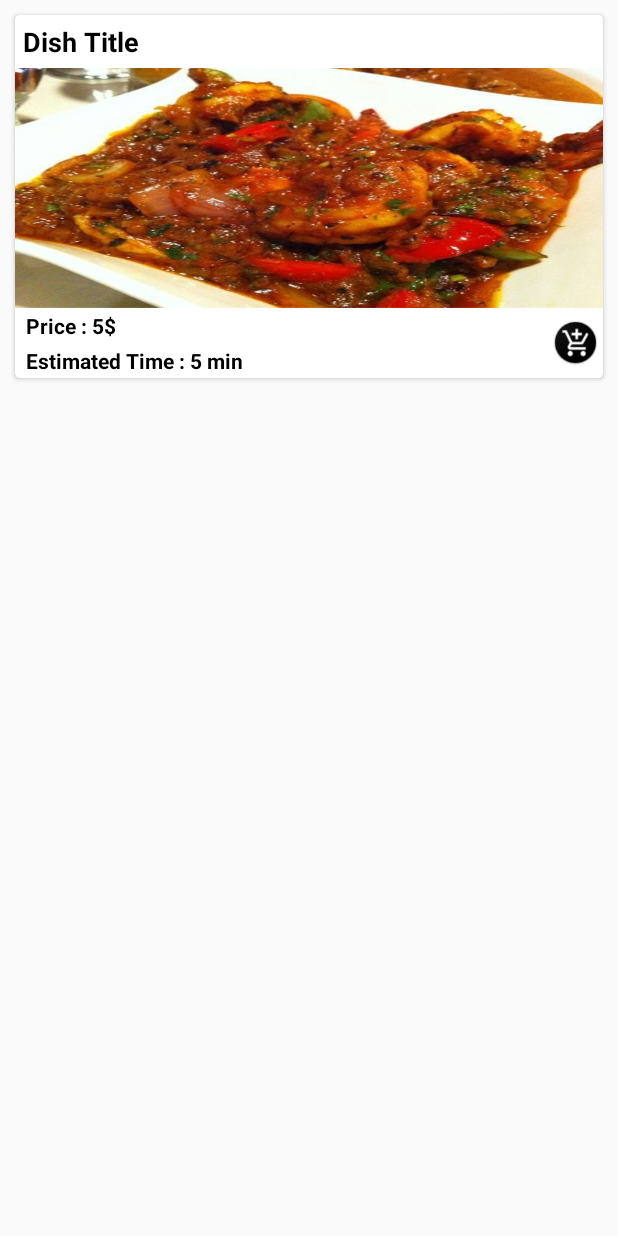
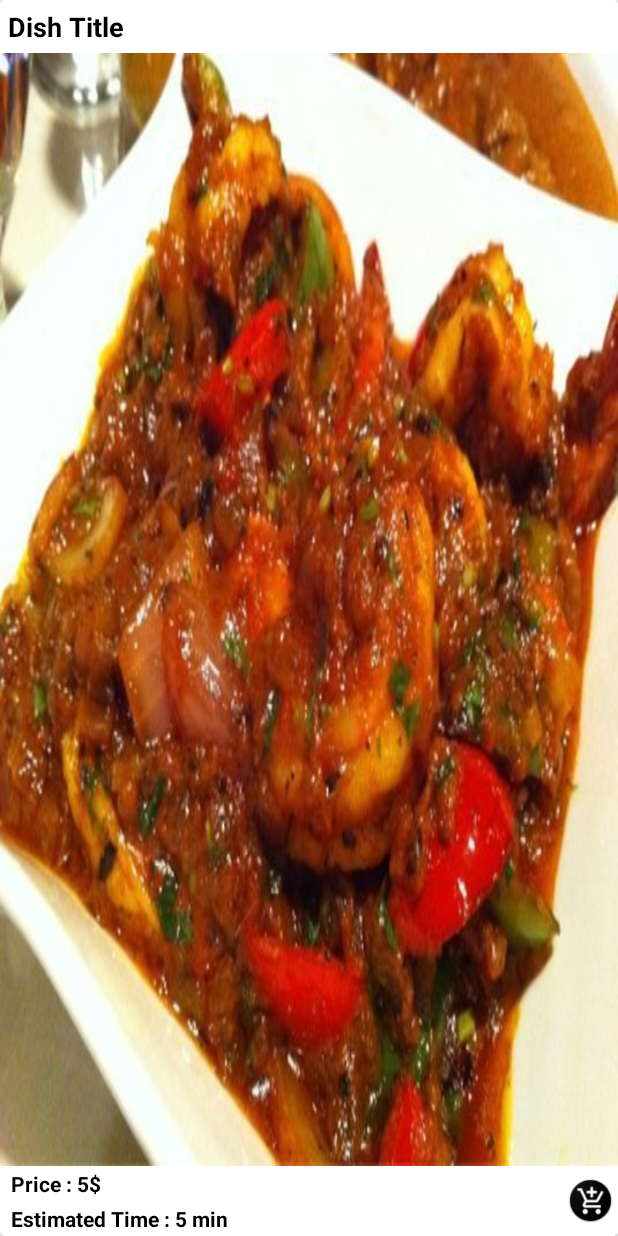
Before and after one commit to srinivasumuvva/Testing, an Android app: the layout menu_display_layout.xml on its own in the app's theme, with its tools: preview values and no code run, on a phone screen of 412 x 824 dp. Run offline under Robolectric (Android 15) with nearby library versions, the phone set to English and light mode, and no system bars.

```diff
--- a/app/build.gradle
+++ b/app/build.gradle
@@ -30,4 +30,6 @@ dependencies {
     compile 'com.android.support:recyclerview-v7:24.2.1'
     compile 'com.android.support:cardview-v7:24.2.+'
     testCompile 'junit:junit:4.12'
+    compile project (':core')
+    compile project (':layouts')
 }
--- a/app/src/main/res/layout/menu_display_layout.xml
+++ b/app/src/main/res/layout/menu_display_layout.xml
@@ -8,23 +8,29 @@
         android:layout_width="match_parent"
         android:layout_height="match_parent"
         android:layout_gravity="center"
-        android:layout_margin="@dimen/card_margin"
         android:background="@color/white"
         android:elevation="@dimen/card_elevation"
         card_view:cardCornerRadius="@dimen/cardCornerRadius">
 
+        <LinearLayout
+            android:layout_width="match_parent"
+            android:layout_height="wrap_content"
+            android:orientation="vertical">
+
             <RelativeLayout
                 android:id="@+id/menu_display_img_layout"
                 android:layout_width="match_parent"
-            android:layout_height="wrap_content">
+                android:layout_weight="1"
+                android:layout_height="0dp">
 
                 <ImageView
                     android:id="@+id/menu_display_img"
                     android:layout_width="match_parent"
-                android:scaleType="fitXY"
-                android:layout_height="@dimen/dish_img_height"
+                    android:layout_height="match_parent"
                     android:layout_below="@+id/menu_display_dish_title"
-                android:background="@drawable/nv_item2" />
+                    android:layout_weight="1"
+                    android:background="@drawable/nv_item2"
+                    android:scaleType="fitXY" />
 
 
                 <TextView
@@ -39,28 +45,27 @@
                     android:textAppearance="?android:attr/textAppearanceMedium"
                     android:textColor="@color/black"
                     android:textStyle="bold" />
+            </RelativeLayout>
 
             <RelativeLayout
                 android:layout_width="match_parent"
-                android:layout_below="@+id/menu_display_img"
                 android:layout_height="wrap_content">
-
 
                 <TextView
                     android:id="@+id/menu_display_price"
                     android:layout_width="wrap_content"
                     android:layout_height="wrap_content"
                     android:layout_alignParentLeft="true"
+                    android:layout_marginLeft="@dimen/dish_price_margin_left"
+                    android:layout_marginRight="@dimen/dish_price_margin_left"
+                    android:layout_toStartOf="@+id/menu_display_favourite"
                     android:ellipsize="end"
                     android:maxLines="1"
-                android:layout_marginLeft="@dimen/dish_price_margin_left"
-                android:layout_marginRight="@dimen/dish_price_margin_left"
                     android:padding="@dimen/dish_price_padding"
                     android:text="Price : 5$"
                     android:textAppearance="?android:attr/textAppearanceSmall"
                     android:textColor="@color/black"
-                android:textStyle="bold"
-                android:layout_toStartOf="@+id/menu_display_favourite" />
+                    android:textStyle="bold" />
 
                 <TextView
                     android:id="@+id/menu_display_estimatedTime"
@@ -70,14 +75,14 @@
                     android:layout_below="@+id/menu_display_price"
                     android:layout_marginLeft="@dimen/dish_price_margin_left"
                     android:layout_marginRight="@dimen/dish_price_margin_left"
+                    android:layout_toStartOf="@+id/menu_display_favourite"
                     android:ellipsize="end"
                     android:maxLines="1"
                     android:padding="@dimen/dish_estimated_time__padding"
                     android:text="Estimated Time : 5 min"
                     android:textAppearance="?android:attr/textAppearanceSmall"
                     android:textColor="@color/black"
-                android:textStyle="bold"
-                android:layout_toStartOf="@+id/menu_display_favourite" />
+                    android:textStyle="bold" />
 
                 <ImageView
                     android:id="@+id/menu_display_favourite"
@@ -89,8 +94,8 @@
                     android:background="@drawable/favourite"
                     android:padding="@dimen/dish_favourite_padding" />
 
-            </RelativeLayout>
 
             </RelativeLayout>
+        </LinearLayout>
     </android.support.v7.widget.CardView>
 </LinearLayout>
--- a/settings.gradle
+++ b/settings.gradle
@@ -1 +1,3 @@
 include ':app'
+include ':core'
+include ':layouts'
```
Also changed, not shown: app/src/main/java/com/hari/restaurantdigital/adapter/DishListAdapter.java (+64 -1 lines), app/src/main/java/com/hari/restaurantdigital/fragment/ContentFragment.java (+4 -5 lines), app/src/main/java/com/hari/restaurantdigital/ui/MainActivity.java (+13 -0 lines), app/src/main/res/layout/content_main.xml (+8 -5 lines), gradle.properties (+14 -0 lines). Lines whose indentation alone changed are shown as unchanged.
